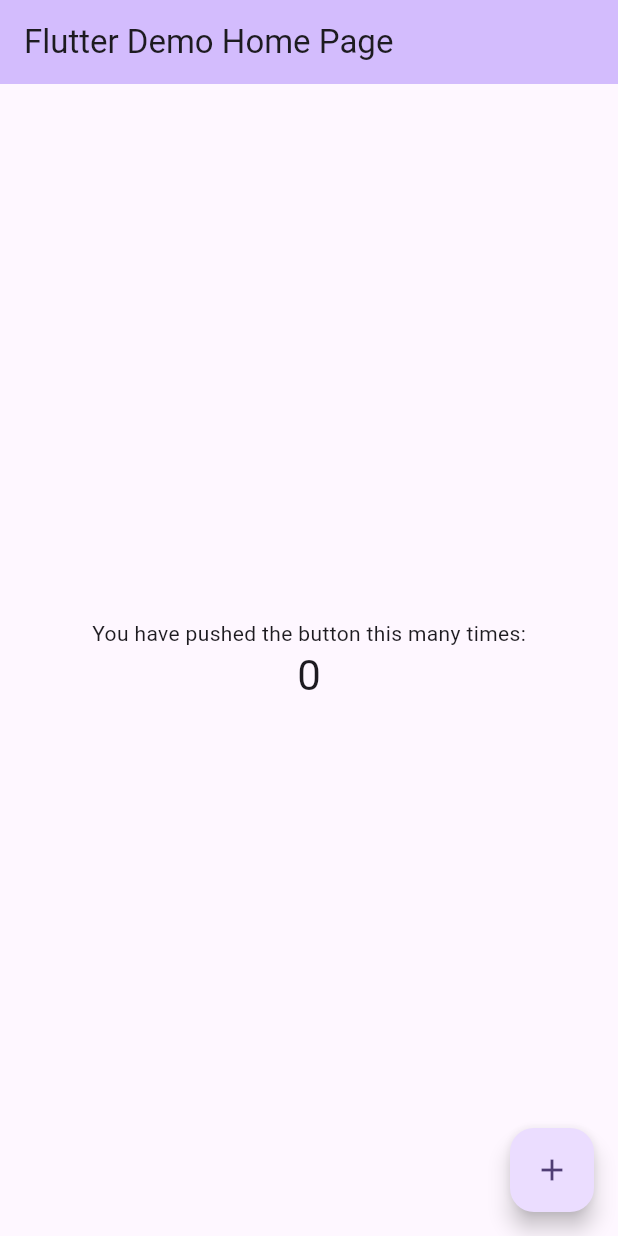
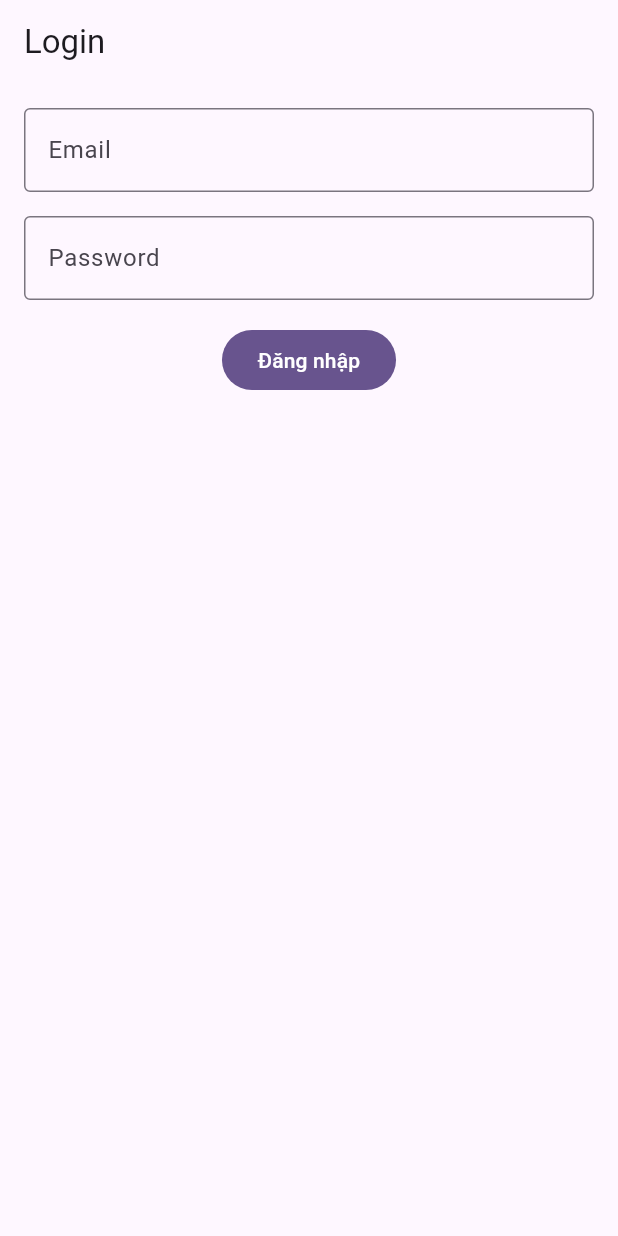
Before and after one commit to ngxhuyhoang/velo-chat, a Flutter app: the screen it shows after launch, on a phone screen of 412 x 824 dp. Run offline on Flutter 3.47's test engine with Material 3 defaults, Android fonts, the phone set to English and light mode, and no system bars; our stand-ins replace dio, flutter_riverpod, flutter_secure_storage, fluttertoast, go_router.

Commit message:
feat(app): implement auth flow with go_router, Riverpod and secure storage

```diff
--- /dev/null
+++ b/velo_chat/lib/app.dart
@@ -0,0 +1,21 @@
+import 'package:flutter/material.dart';
+import 'package:flutter_riverpod/flutter_riverpod.dart';
+import 'package:velo_chat/providers/router_provider.dart';
+
+class App extends ConsumerWidget {
+  const App({super.key});
+
+  @override
+  Widget build(BuildContext context, WidgetRef ref) {
+    final router = ref.watch(routerProvider);
+
+    return MaterialApp.router(
+      routerConfig: router,
+      theme: ThemeData(
+        colorScheme: ColorScheme.fromSeed(seedColor: Colors.deepPurple),
+        useMaterial3: true,
+      ),
+      debugShowCheckedModeBanner: false,
+    );
+  }
+}
--- a/velo_chat/lib/main.dart
+++ b/velo_chat/lib/main.dart
@@ -1,4 +1,6 @@
 import 'package:flutter/material.dart';
+import 'package:flutter_riverpod/flutter_riverpod.dart';
+import 'package:velo_chat/app.dart';
 
 void main() {
   runApp(const MyApp());
@@ -7,116 +9,8 @@ void main() {
 class MyApp extends StatelessWidget {
   const MyApp({super.key});
 
-  // This widget is the root of your application.
   @override
   Widget build(BuildContext context) {
-    return MaterialApp(
-      title: 'Flutter Demo',
-      theme: ThemeData(
-        // This is the theme of your application.
-        //
-        // TRY THIS: Try running your application with "flutter run". You'll see
-        // the application has a purple toolbar. Then, without quitting the app,
-        // try changing the seedColor in the colorScheme below to Colors.green
-        // and then invoke "hot reload" (save your changes or press the "hot
-        // reload" button in a Flutter-supported IDE, or press "r" if you used
-        // the command line to start the app).
-        //
-        // Notice that the counter didn't reset back to zero; the application
-        // state is not lost during the reload. To reset the state, use hot
-        // restart instead.
-        //
-        // This works for code too, not just values: Most code changes can be
-        // tested with just a hot reload.
-        colorScheme: .fromSeed(seedColor: Colors.deepPurple),
-      ),
-      home: const MyHomePage(title: 'Flutter Demo Home Page'),
-    );
+    return ProviderScope(child: App());
   }
 }
-
-class MyHomePage extends StatefulWidget {
-  const MyHomePage({super.key, required this.title});
-
-  // This widget is the home page of your application. It is stateful, meaning
-  // that it has a State object (defined below) that contains fields that affect
-  // how it looks.
-
-  // This class is the configuration for the state. It holds the values (in this
-  // case the title) provided by the parent (in this case the App widget) and
-  // used by the build method of the State. Fields in a Widget subclass are
-  // always marked "final".
-
-  final String title;
-
-  @override
-  State<MyHomePage> createState() => _MyHomePageState();
-}
-
-class _MyHomePageState extends State<MyHomePage> {
-  int _counter = 0;
-
-  void _incrementCounter() {
-    setState(() {
-      // This call to setState tells the Flutter framework that something has
-      // changed in this State, which causes it to rerun the build method below
-      // so that the display can reflect the updated values. If we changed
-      // _counter without calling setState(), then the build method would not be
-      // called again, and so nothing would appear to happen.
-      _counter++;
-    });
-  }
-
-  @override
-  Widget build(BuildContext context) {
-    // This method is rerun every time setState is called, for instance as done
-    // by the _incrementCounter method above.
-    //
-    // The Flutter framework has been optimized to make rerunning build methods
-    // fast, so that you can just rebuild anything that needs updating rather
-    // than having to individually change instances of widgets.
-    return Scaffold(
-      appBar: AppBar(
-        // TRY THIS: Try changing the color here to a specific color (to
-        // Colors.amber, perhaps?) and trigger a hot reload to see the AppBar
-        // change color while the other colors stay the same.
-        backgroundColor: Theme.of(context).colorScheme.inversePrimary,
-        // Here we take the value from the MyHomePage object that was created by
-        // the App.build method, and use it to set our appbar title.
-        title: Text(widget.title),
-      ),
-      body: Center(
-        // Center is a layout widget. It takes a single child and positions it
-        // in the middle of the parent.
-        child: Column(
-          // Column is also a layout widget. It takes a list of children and
-          // arranges them vertically. By default, it sizes itself to fit its
-          // children horizontally, and tries to be as tall as its parent.
-          //
-          // Column has various properties to control how it sizes itself and
-          // how it positions its children. Here we use mainAxisAlignment to
-          // center the children vertically; the main axis here is the vertical
-          // axis because Columns are vertical (the cross axis would be
-          // horizontal).
-          //
-          // TRY THIS: Invoke "debug painting" (choose the "Toggle Debug Paint"
-          // action in the IDE, or press "p" in the console), to see the
-          // wireframe for each widget.
-          mainAxisAlignment: .center,
-          children: [
-            const Text('You have pushed the button this many times:'),
-            Text(
-              '$_counter',
-              style: Theme.of(context).textTheme.headlineMedium,
-            ),
-          ],
-        ),
-      ),
-      floatingActionButton: FloatingActionButton(
-        onPressed: _incrementCounter,
-        tooltip: 'Increment',
-        child: const Icon(Icons.add),
-      ),
-    );
-  }
-}
--- /dev/null
+++ b/velo_chat/lib/providers/router_provider.dart
@@ -0,0 +1,38 @@
+import 'package:flutter/foundation.dart';
+import 'package:flutter_riverpod/flutter_riverpod.dart';
+import 'package:go_router/go_router.dart';
+import 'package:velo_chat/providers/auth_provider.dart';
+import 'package:velo_chat/screens/home.dart';
+import 'package:velo_chat/screens/login.dart';
+import 'package:velo_chat/screens/splash.dart';
+
+final routerProvider = Provider<GoRouter>((ref) {
+  final refresh = ValueNotifier(0);
+  ref.listen(authProvider, (_, _) => refresh.value++);
+  ref.onDispose(refresh.dispose);
+
+  return GoRouter(
+    initialLocation: '/splash',
+    refreshListenable: refresh,
+    redirect: (context, state) {
+      final auth = ref.read(authProvider);
+      final location = state.matchedLocation;
+
+      switch (auth.status) {
+        case AuthStatus.unknown:
+          return location == '/splash' ? null : '/splash';
+        case AuthStatus.loggedOut:
+          return location == '/login' ? null : '/login';
+        case AuthStatus.loggedIn:
+          return (location == '/login' || location == '/splash')
+              ? '/home'
+              : null;
+      }
+    },
+    routes: [
+      GoRoute(path: '/splash', builder: (context, state) => const Splash()),
+      GoRoute(path: '/login', builder: (context, state) => const Login()),
+      GoRoute(path: '/home', builder: (context, state) => const Home()),
+    ],
+  );
+});
--- /dev/null
+++ b/velo_chat/lib/providers/token_storage_provider.dart
@@ -0,0 +1,4 @@
+import 'package:flutter_riverpod/flutter_riverpod.dart';
+import 'package:velo_chat/shared/common/token_storage.dart';
+
+final tokenStorageProvider = Provider<TokenStorage>((ref) => TokenStorage());
--- /dev/null
+++ b/velo_chat/lib/screens/login.dart
@@ -0,0 +1,128 @@
+import 'package:flutter/material.dart';
+import 'package:flutter_riverpod/flutter_riverpod.dart';
+import 'package:fluttertoast/fluttertoast.dart';
+import 'package:go_router/go_router.dart';
+import 'package:velo_chat/providers/auth_provider.dart';
+
+class Login extends ConsumerStatefulWidget {
+  const Login({super.key});
+
+  @override
+  ConsumerState<Login> createState() => _LoginState();
+}
+
+class _LoginState extends ConsumerState<Login> {
+  final _formKey = GlobalKey<FormState>();
+  final _emailController = TextEditingController();
+  final _passwordController = TextEditingController();
+  bool _isLoading = false;
+  String? _emailErrorMessage;
+  String? _passwordErrorMessage;
+
+  @override
+  void dispose() {
+    super.dispose();
+
+    _emailController.dispose();
+    _passwordController.dispose();
+  }
+
+  Future<void> submit() async {
+    if (!_formKey.currentState!.validate()) return;
+
+    setState(() {
+      _isLoading = true;
+      _emailErrorMessage = null;
+      _passwordErrorMessage = null;
+    });
+
+    try {
+      await ref
+          .read(authProvider.notifier)
+          .login(_emailController.text.trim(), _emailController.text.trim());
+    } catch (e) {
+      Fluttertoast.showToast(
+        msg: e.toString(),
+        toastLength: Toast.LENGTH_SHORT, // ≈ ToastAndroid.SHORT
+        gravity: ToastGravity.BOTTOM,
+        backgroundColor: Colors.black87,
+        textColor: Colors.white,
+      );
+    }
+  }
+
+  String? _validateEmail(String? value) {
+    final email = value?.trim() ?? "";
+    if (email.isEmpty) return "Vui lòng nhập Email";
+    if (!email.contains("@")) return "Email không hợp lệ";
+    return null;
+  }
+
+  String? _validatePassword(String? value) {
+    final password = value ?? "";
+    if (password.isEmpty) return "Vui lòng nhập mật khẩu";
+    return null;
+  }
+
+  @override
+  Widget build(BuildContext context) {
+    return Scaffold(
+      appBar: AppBar(title: Text("Login")),
+      body: SafeArea(
+        child: Padding(
+          padding: const EdgeInsets.all(16),
+          child: Form(
+            key: _formKey,
+            child: Column(
+              spacing: 16,
+              children: [
+                TextFormField(
+                  controller: _emailController,
+                  validator: _validateEmail,
+                  keyboardType: TextInputType.emailAddress,
+                  decoration: const InputDecoration(
+                    border: OutlineInputBorder(),
+                    labelText: "Email",
+                  ),
+                ),
+                if (_emailErrorMessage != null)
+                  Text(
+                    _emailErrorMessage!,
+                    textAlign: TextAlign.center,
+                    style: TextStyle(
+                      color: Theme.of(context).colorScheme.error,
+                    ),
+                  ),
+                TextFormField(
+                  controller: _passwordController,
+                  validator: _validatePassword,
+                  keyboardType: TextInputType.visiblePassword,
+                  decoration: const InputDecoration(
+                    border: OutlineInputBorder(),
+                    labelText: "Password",
+                  ),
+                ),
+                if (_passwordErrorMessage != null)
+                  Text(
+                    _passwordErrorMessage!,
+                    textAlign: TextAlign.center,
+                    style: TextStyle(
+                      color: Theme.of(context).colorScheme.error,
+                    ),
+                  ),
+                FilledButton(
+                  onPressed: _isLoading
+                      ? null
+                      : () {
+                          submit();
+                        },
+                  child: Text("Đăng nhập"),
+                ),
+              ],
+            ),
+          ),
+        ),
+      ),
+    );
+  }
+}
```
Also changed, not shown: velo_chat/lib/providers/auth_provider.dart (added, +47 -0 lines), velo_chat/lib/screens/home.dart (added, +20 -0 lines), velo_chat/lib/screens/splash.dart (added, +10 -0 lines), velo_chat/lib/services/connection_instance.dart (added, +24 -0 lines), velo_chat/lib/shared/common/token_storage.dart (added, +23 -0 lines), velo_chat/pubspec.yaml (+8 -3 lines), velo_chat/pubspec.lock.
